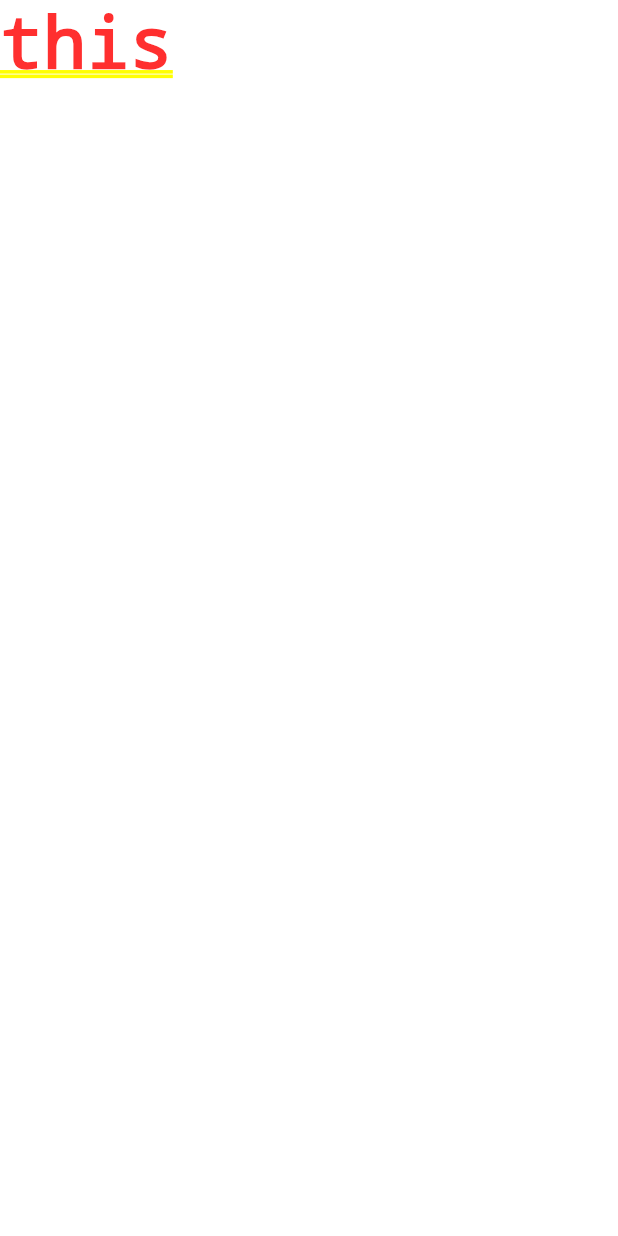
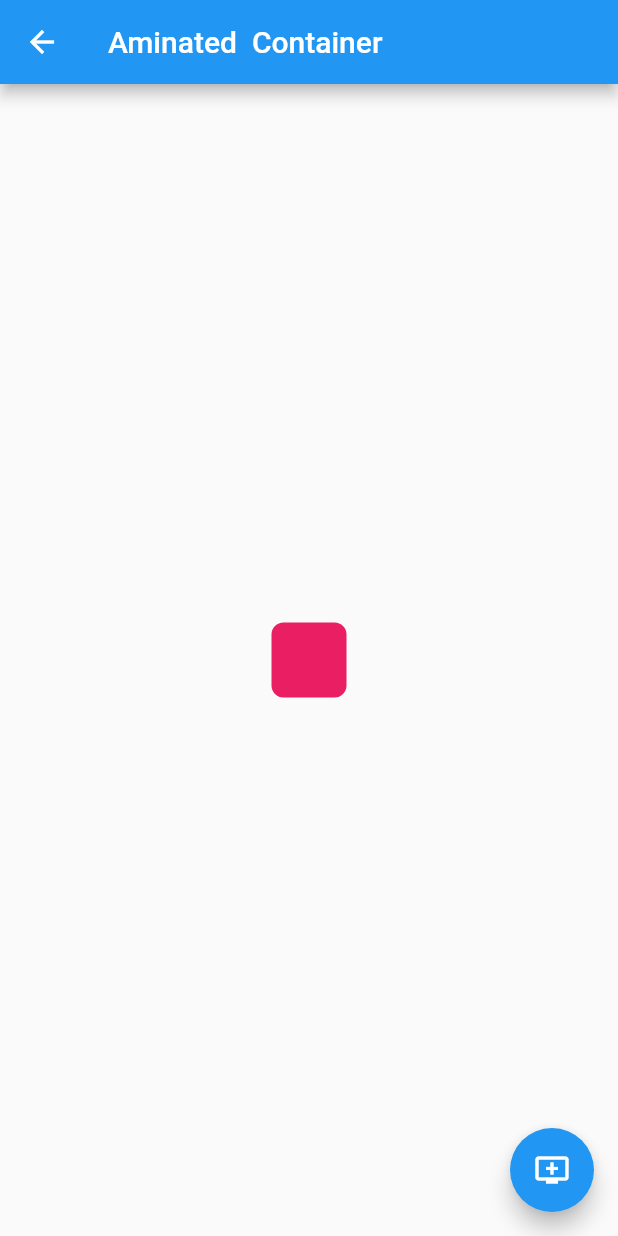
Before and after one commit to jocorona1705/objetos_flutter, a Flutter app: the screen it shows after launch, after a tap on "Animated Container", on a phone screen of 412 x 824 dp. Run offline on Flutter 3.47's test engine with Material 2 defaults, Android fonts, the phone set to English and light mode, and no system bars; network calls fail.

Commit message:
animated container terminado

```diff
--- a/lib/src/pages/alert_page.dart
+++ b/lib/src/pages/alert_page.dart
@@ -17,7 +17,7 @@ class AlertPage extends StatelessWidget {
       body: Center(
         child: RaisedButton(
           child: Text('Mostrar Alerta'),
-          onPressed: () => _MostrarAlerta(context),
+          onPressed: () => _mostrarAlerta(context),
           shape: StadiumBorder(),
           color: Colors.blue,
         ),
@@ -25,7 +25,7 @@ class AlertPage extends StatelessWidget {
     );
   }
 
-  void _MostrarAlerta(BuildContext context) {
+  void _mostrarAlerta(BuildContext context) {
 
     showDialog(
       context: context,
--- a/lib/src/pages/animated_container.dart
+++ b/lib/src/pages/animated_container.dart
@@ -1,16 +1,58 @@
+import 'dart:math';
+
 import 'package:flutter/material.dart';
 
 class AnimatedContainerPage extends StatefulWidget {
-  AnimatedContainerPage({Key key}) : super(key: key);
 
   _AnimatedContainerPageState createState() => _AnimatedContainerPageState();
 }
 
 class _AnimatedContainerPageState extends State<AnimatedContainerPage> {
+
+  int contador = 1;
+  double _width = 50.0;
+  double _height = 50.0;
+  Color _color = Colors.pink;
+
+  BorderRadiusGeometry _borderRadius = BorderRadius.circular(8.0);
+
   @override
   Widget build(BuildContext context) {
-    return Container(
-       child: Text('this'),
+    return Scaffold(
+      appBar: AppBar(
+        title: Text('Aminated  Container'),
+      ),
+      body: Center(
+        child: AnimatedContainer(
+          duration: Duration(milliseconds: 3000),
+          curve: Curves.bounceOut,
+           width: _width,
+           height: _height,
+           decoration: BoxDecoration(
+             borderRadius: _borderRadius,
+             color: _color
+           ),
+        ),
+      ),
+      floatingActionButton: FloatingActionButton(
+        child: Icon(Icons.add_to_queue),
+        onPressed: _cambiarForma,
+      ),
     );
   }
+
+  void _cambiarForma(){
+
+      final Random r = new Random();
+
+      setState(() {
+          _width = r.nextInt(300).toDouble();
+          _height = r.nextInt(300).toDouble();
+          _color = Color.fromRGBO(
+            r.nextInt(255),
+            r.nextInt(255),
+            r.nextInt(255),
+            1);
+      });
+  }
 }
```
